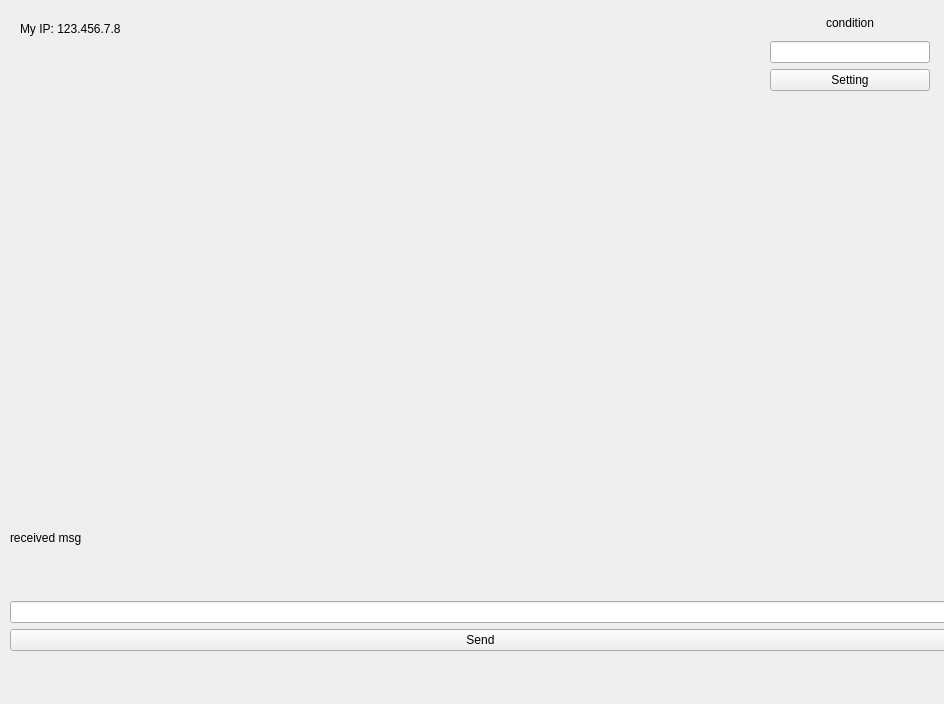
The window that udp_connection/ui/mainwindow.ui (kinesis19/qudp-test) describes before a commit, drawn with Qt 5.
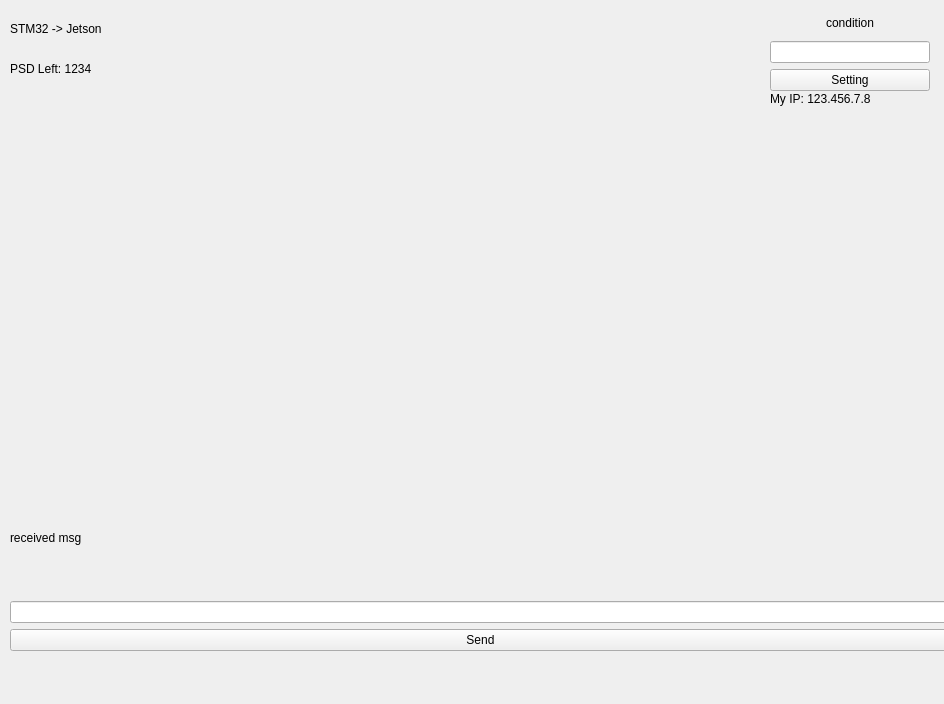
The same window after the commit. Icons and pictures are not drawn.

Commit message:
:hammer: TempSave: STM32 to Jetson -> PSD Left data
임시 구현, STM32 to Jetson

Diff of the .ui file:
```diff
--- a/udp_connection/ui/mainwindow.ui
+++ b/udp_connection/ui/mainwindow.ui
@@ -85,8 +85,8 @@
    <widget class="QLabel" name="localIPAddressLabel">
     <property name="geometry">
      <rect>
-      <x>20</x>
-      <y>20</y>
+      <x>770</x>
+      <y>90</y>
       <width>171</width>
       <height>17</height>
      </rect>
@@ -95,6 +95,32 @@
      <string>My IP: 123.456.7.8</string>
     </property>
    </widget>
+   <widget class="QLabel" name="label">
+    <property name="geometry">
+     <rect>
+      <x>10</x>
+      <y>20</y>
+      <width>161</width>
+      <height>17</height>
+     </rect>
+    </property>
+    <property name="text">
+     <string>STM32 -&gt; Jetson</string>
+    </property>
+   </widget>
+   <widget class="QLabel" name="label_2">
+    <property name="geometry">
+     <rect>
+      <x>10</x>
+      <y>60</y>
+      <width>111</width>
+      <height>17</height>
+     </rect>
+    </property>
+    <property name="text">
+     <string>PSD Left: 1234</string>
+    </property>
+   </widget>
   </widget>
   <action name="action_Quit">
    <property name="text">
```
The commit also changes 3 other files.
